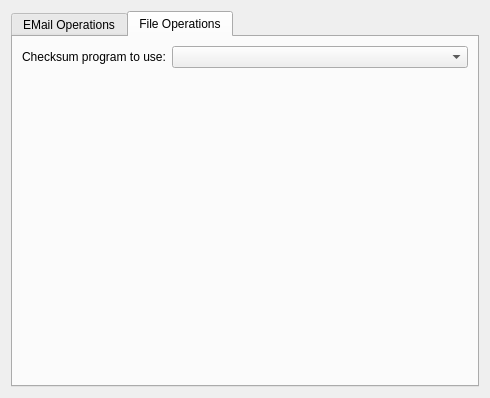
Qt form conf/cryptooperationsconfigwidget.ui (sensama/kleopatra) before a commit.
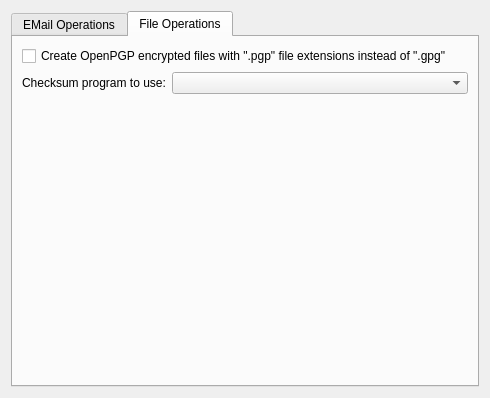
The same form after that commit. The open tabs and pages were chosen to show the change.

Commit message:
Make default OpenPGP file extension configurable
    This makes it configurable if OpenPGP encrypted
    files created by Kleopatra should have the .pgp ending or
    the .gpg ending. The current behavior stays as default. (.gpg)

    This change was requested by instutional users who want to share
    files with the same ending between PGP and GnuPG and use the
    same file extension to mark those files.

    Patch adapted from commit: 1438ec3

```diff
--- a/conf/cryptooperationsconfigwidget.ui
+++ b/conf/cryptooperationsconfigwidget.ui
@@ -57,6 +57,20 @@
       <attribute name="title">
        <string>File Operations</string>
       </attribute>
+      <layout class="QVBoxLayout" name="verticalLayout">
+       <item>
+        <widget class="QCheckBox" name="pgpFileExtCB">
+         <property name="whatsThis">
+          <string comment="@info:whatsthis">&lt;p&gt;Check this if you want to have OpenPGP encrypted files created by Kleopatra have the .pgp file extension.&lt;/p&gt;
+&lt;p&gt;This will not modify any contens of the created files.&lt;/p&gt;
+</string>
+         </property>
+         <property name="text">
+          <string>Create OpenPGP encrypted files with &quot;.pgp&quot; file extensions instead of &quot;.gpg&quot;</string>
+         </property>
+        </widget>
+       </item>
+       <item>
       <layout class="QFormLayout" name="formLayout">
        <item row="0" column="0">
         <widget class="QLabel" name="label">
@@ -78,6 +92,8 @@
 </string>
          </property>
         </widget>
+         </item>
+        </layout>
        </item>
       </layout>
      </widget>
```
Lines whose indentation alone changed are shown as unchanged. The commit also changes 6 other files.
